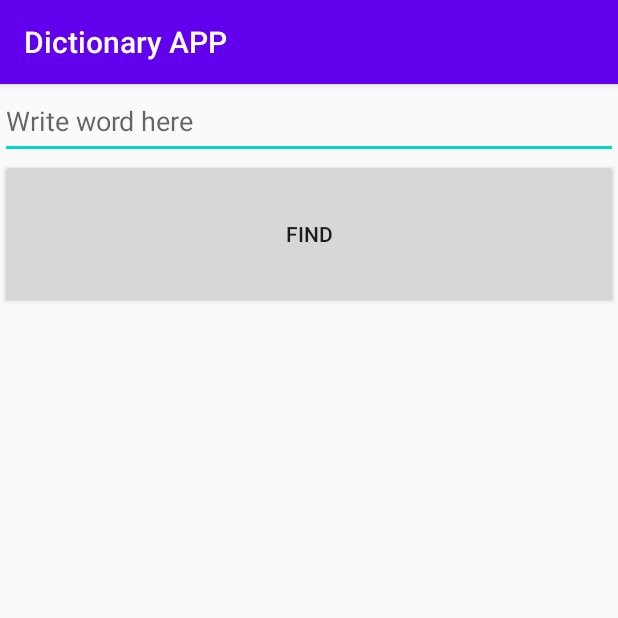
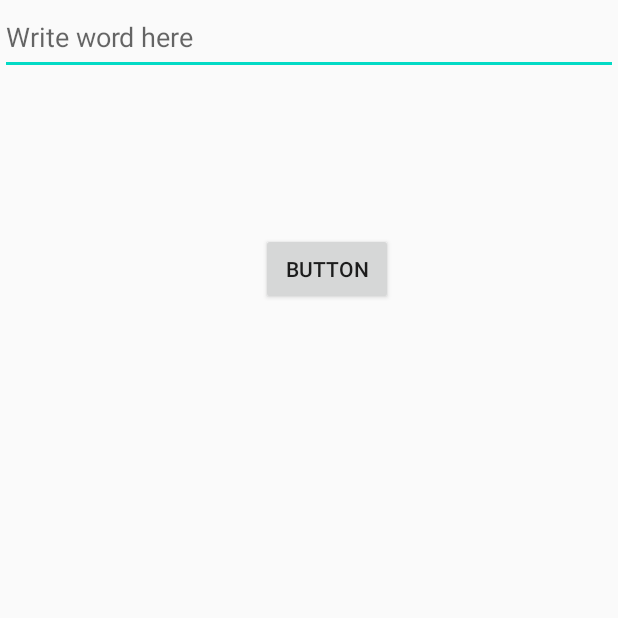
Before and after one commit to nguyenquangsang2042/DictionaryApp1, an Android app: the screen it shows after launch (MainActivity before the commit, Search after it), after a tap on "FIND", on a phone screen of 412 x 824 dp, the top half of it. Run offline under Robolectric (Android 15) with nearby library versions, the phone set to English and light mode, and no system bars.

Commit message:
add_activiity
game,list word, exit

```diff
--- a/app/src/main/AndroidManifest.xml
+++ b/app/src/main/AndroidManifest.xml
@@ -1,8 +1,10 @@
 <?xml version="1.0" encoding="utf-8"?>
 <manifest xmlns:android="http://schemas.android.com/apk/res/android"
     package="com.example.dictionaryapp">
+
     <uses-permission android:name="android.permission.ACCESS_NETWORK_STATE" />
     <uses-permission android:name="android.permission.INTERNET" />
+
     <application
         android:allowBackup="true"
         android:icon="@mipmap/ic_launcher"
@@ -10,6 +12,9 @@
         android:roundIcon="@mipmap/ic_launcher_round"
         android:supportsRtl="true"
         android:theme="@style/AppTheme">
+        <activity android:name=".Search"></activity>
+        <activity android:name=".Game_Check" />
+        <activity android:name=".DataWord" />
         <activity android:name=".MainActivity">
             <intent-filter>
                 <action android:name="android.intent.action.MAIN" />
--- a/app/src/main/java/com/example/dictionaryapp/MainActivity.java
+++ b/app/src/main/java/com/example/dictionaryapp/MainActivity.java
@@ -2,36 +2,56 @@ package com.example.dictionaryapp;
 
 import androidx.appcompat.app.AppCompatActivity;
 
+import android.content.Intent;
 import android.os.Bundle;
 import android.view.View;
+import android.widget.Button;
 import android.widget.EditText;
 import android.widget.TextView;
 
 public class MainActivity extends AppCompatActivity {
-    String url;
-    private EditText wordSearch;
-    private TextView showDef;
+
+    private Button Listdata_word,game_check_btn,exit_btn,find_btn;
 
     @Override
     protected void onCreate(Bundle savedInstanceState) {
         super.onCreate(savedInstanceState);
         setContentView(R.layout.activity_main);
-        showDef =findViewById(R.id.showDef);
-        wordSearch=findViewById(R.id.Wsearch);
-    }
-    private String dictionaryEntries() {
-        final String language = "en-gb";
-        final String word = wordSearch.getText().toString();
-        final String fields = "definitions";
-        final String strictMatch = "false";
-        final String word_id = word.toLowerCase();
-        return "https://od-api.oxforddictionaries.com:443/api/v2/entries/" + language + "/" + word_id + "?" + "fields=" + fields + "&strictMatch=" + strictMatch;
+
+        Listdata_word=findViewById(R.id.worddList_btn);
+        game_check_btn=findViewById(R.id.btn_game_check);
+        find_btn=findViewById(R.id.findBtn);
+        exit_btn=findViewById(R.id.btn_exit);
+
+        // event click
+        find_btn.setOnClickListener(new View.OnClickListener() {
+            @Override
+            public void onClick(View view) {
+                Intent intent= new Intent(MainActivity.this,Search.class);
+                startActivity(intent);
+            }
+        });
+        Listdata_word.setOnClickListener(new View.OnClickListener() {
+            @Override
+            public void onClick(View view) {
+                Intent intent= new Intent(MainActivity.this,DataWord.class);
+                startActivity(intent);
+            }
+        });
+        game_check_btn.setOnClickListener(new View.OnClickListener() {
+            @Override
+            public void onClick(View view) {
+                Intent intent= new Intent(MainActivity.this,Game_Check.class);
+                startActivity(intent);
+            }
+        });
+        exit_btn.setOnClickListener(new View.OnClickListener() {
+            @Override
+            public void onClick(View view) {
+                MainActivity mainActivity= new MainActivity();
+                mainActivity.onPause();
+            }
+        });
     }
 
-    public void sendRequestOnclick(View v)
-    {
-        DictionaryRequest dR= new DictionaryRequest(this, showDef);
-        url=dictionaryEntries();
-        dR.execute(url);
-    }
 }
--- /dev/null
+++ b/app/src/main/java/com/example/dictionaryapp/Search.java
@@ -0,0 +1,37 @@
+package com.example.dictionaryapp;
+
+import androidx.appcompat.app.AppCompatActivity;
+
+import android.os.Bundle;
+import android.view.View;
+import android.widget.EditText;
+import android.widget.TextView;
+
+public class Search extends AppCompatActivity {
+
+    String url;
+    private EditText wordSearch;
+    private TextView showDef;
+    @Override
+    protected void onCreate(Bundle savedInstanceState) {
+        super.onCreate(savedInstanceState);
+        setContentView(R.layout.activity_search);
+        showDef =findViewById(R.id.showDef);
+        wordSearch=findViewById(R.id.Wsearch);
+    }
+    private String dictionaryEntries() {
+        final String language = "en-gb";
+        final String word = wordSearch.getText().toString();
+        final String fields = "definitions";
+        final String strictMatch = "false";
+        final String word_id = word.toLowerCase();
+        return "https://od-api.oxforddictionaries.com:443/api/v2/entries/" + language + "/" + word_id + "?" + "fields=" + fields + "&strictMatch=" + strictMatch;
+    }
+
+    public void sendRequestOnclick(View v)
+    {
+        DictionaryRequest dR= new DictionaryRequest(this, showDef);
+        url=dictionaryEntries();
+        dR.execute(url);
+    }
+}
--- a/app/src/main/res/layout/activity_main.xml
+++ b/app/src/main/res/layout/activity_main.xml
@@ -1,34 +1,50 @@
 <?xml version="1.0" encoding="utf-8"?>
-<androidx.constraintlayout.widget.ConstraintLayout xmlns:android="http://schemas.android.com/apk/res/android"
+<RelativeLayout xmlns:android="http://schemas.android.com/apk/res/android"
     xmlns:app="http://schemas.android.com/apk/res-auto"
     xmlns:tools="http://schemas.android.com/tools"
     android:layout_width="match_parent"
     android:layout_height="match_parent"
     tools:context=".MainActivity">
 
-    <EditText
-        android:id="@+id/Wsearch"
+
+    <ImageView
+        android:id="@+id/imageView"
         android:layout_width="match_parent"
-        android:layout_height="50dp"
-        app:layout_constraintTop_toTopOf="parent"
-        android:hint="Write word here"/>
-
-    <TextView
-        android:id="@+id/showDef"
-        android:layout_width="296dp"
-        android:layout_height="448dp"
-        android:scrollbars="vertical"
-        app:layout_constraintEnd_toEndOf="parent"
-        app:layout_constraintStart_toStartOf="parent"
-        app:layout_constraintTop_toBottomOf="@+id/findBtn" />
+        android:layout_height="282dp"
+        android:background="@drawable/backgroud" />
 
     <Button
+        android:layout_below="@id/imageView"
         android:id="@+id/findBtn"
         android:layout_width="match_parent"
         android:layout_height="100dp"
 
-        android:onClick="sendRequestOnclick"
+
         android:text="Find"
-        app:layout_constraintTop_toBottomOf="@+id/Wsearch"
-        tools:layout_editor_absoluteX="-16dp" />
-</androidx.constraintlayout.widget.ConstraintLayout>
+        />
+
+    <Button
+        android:id="@+id/worddList_btn"
+        android:layout_width="match_parent"
+        android:layout_height="100dp"
+
+        android:text="List data word"
+        android:layout_below="@+id/findBtn"/>
+
+    <Button
+        android:id="@+id/btn_game_check"
+        android:layout_width="match_parent"
+        android:layout_height="100dp"
+
+        android:text="Game "
+        android:layout_below="@+id/worddList_btn"/>
+
+    <Button
+        android:id="@+id/btn_exit"
+        android:layout_width="match_parent"
+        android:layout_height="100dp"
+        android:layout_below="@id/btn_game_check"
+
+        android:text="Exit" />
+
+    </RelativeLayout>
--- /dev/null
+++ b/app/src/main/res/layout/activity_search.xml
@@ -0,0 +1,40 @@
+<?xml version="1.0" encoding="utf-8"?>
+<RelativeLayout xmlns:android="http://schemas.android.com/apk/res/android"
+    xmlns:app="http://schemas.android.com/apk/res-auto"
+    xmlns:tools="http://schemas.android.com/tools"
+    android:layout_width="match_parent"
+    android:layout_height="match_parent"
+    tools:context=".Search">
+
+    <EditText
+        android:id="@+id/Wsearch"
+        android:layout_width="match_parent"
+        android:layout_height="50dp"
+        android:hint="Write word here" />
+
+    <TextView
+        android:id="@+id/showDef"
+        android:layout_width="315dp"
+        android:layout_height="70dp"
+        android:layout_below="@+id/Wsearch"
+        android:layout_alignParentEnd="true"
+        android:layout_alignParentRight="true"
+        android:layout_marginTop="0dp"
+        android:layout_marginEnd="55dp"
+        android:layout_marginRight="55dp"
+        android:scrollbars="vertical" />
+
+    <Button
+        android:id="@+id/button"
+        android:layout_width="wrap_content"
+        android:layout_height="wrap_content"
+        android:layout_below="@+id/showDef"
+        android:layout_alignParentEnd="true"
+        android:layout_alignParentRight="true"
+        android:layout_marginTop="35dp"
+        android:layout_marginEnd="150dp"
+        android:layout_marginRight="150dp"
+        android:text="Button"
+        android:onClick="sendRequestOnclick"/>
+
+</RelativeLayout>
--- a/app/src/main/res/values/styles.xml
+++ b/app/src/main/res/values/styles.xml
@@ -1,6 +1,6 @@
 <resources>
     <!-- Base application theme. -->
-    <style name="AppTheme" parent="Theme.AppCompat.Light.DarkActionBar">
+    <style name="AppTheme" parent="Theme.AppCompat.Light.NoActionBar">
         <!-- Customize your theme here. -->
         <item name="colorPrimary">@color/colorPrimary</item>
         <item name="colorPrimaryDark">@color/colorPrimaryDark</item>
```
Also changed, not shown: app/src/main/java/com/example/dictionaryapp/DataWord.java (added, +14 -0 lines), app/src/main/java/com/example/dictionaryapp/Game_Check.java (added, +14 -0 lines), app/src/main/res/layout/activity_data_word.xml (added, +9 -0 lines), app/src/main/res/layout/activity_game__check.xml (added, +9 -0 lines), app/src/main/assets/word_check_data.db (added), app/src/main/res/drawable/backgroud.jpg (added).
